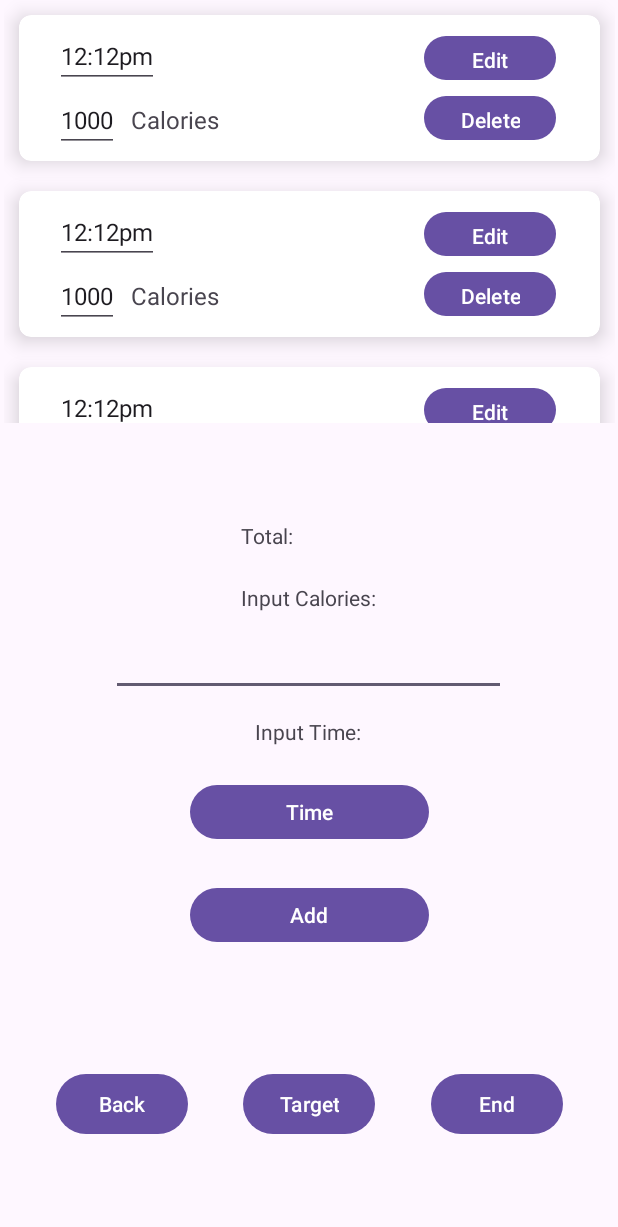
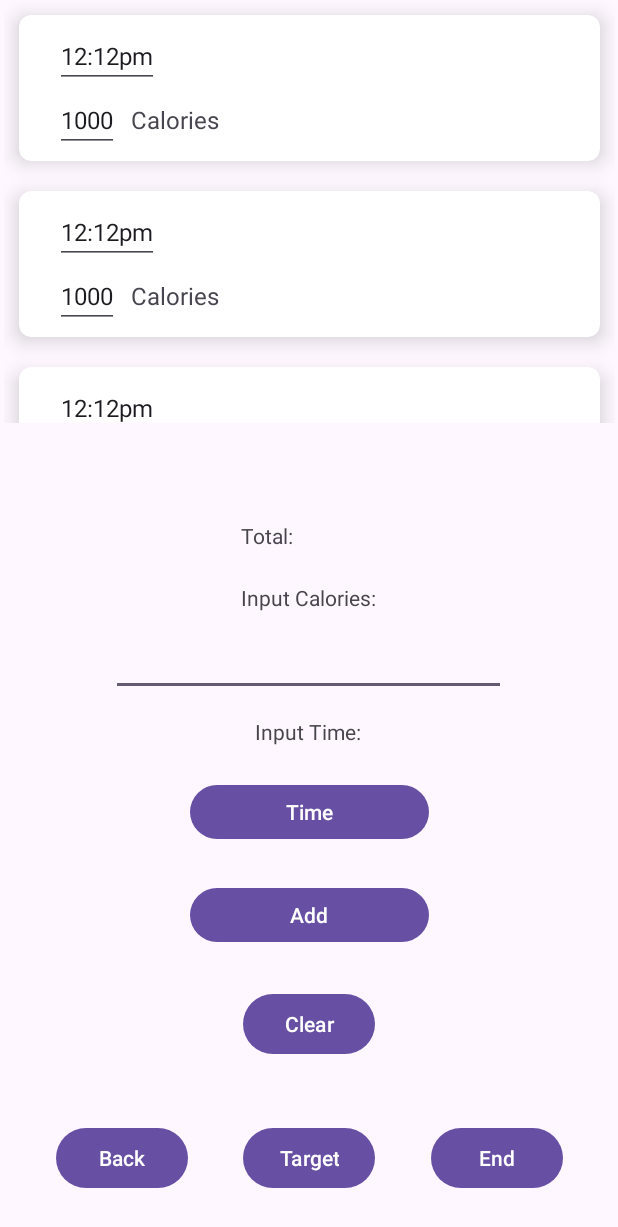
Before and after one commit to ElijahManalili/BOK-Up, an Android app: the layout activity_track.xml on its own in the app's theme, with its tools: preview values and no code run, on a phone screen of 412 x 824 dp. Shown: the top 1227 px of the screen. Run offline under Robolectric (Android 15) with nearby library versions, the phone set to English and light mode, and no system bars.

Commit message:
BOK ME DADDY PLS

```diff
--- a/app/src/main/res/layout/activity_track.xml
+++ b/app/src/main/res/layout/activity_track.xml
@@ -11,7 +11,7 @@
         android:id="@+id/targetBtn"
         android:layout_width="wrap_content"
         android:layout_height="wrap_content"
-        android:layout_marginBottom="64dp"
+        android:layout_marginBottom="28dp"
         android:text="Target"
         app:layout_constraintBottom_toBottomOf="parent"
         app:layout_constraintEnd_toStartOf="@+id/endBtn"
@@ -19,10 +19,21 @@
         app:layout_constraintStart_toEndOf="@+id/backBtn" />
 
     <Button
+        android:id="@+id/backBtn"
+        android:layout_width="wrap_content"
+        android:layout_height="wrap_content"
+        android:layout_marginBottom="28dp"
+        android:text="Back"
+        app:layout_constraintBottom_toBottomOf="parent"
+        app:layout_constraintEnd_toStartOf="@+id/targetBtn"
+        app:layout_constraintHorizontal_bias="0.5"
+        app:layout_constraintStart_toStartOf="parent" />
+
+    <Button
         android:id="@+id/endBtn"
         android:layout_width="wrap_content"
         android:layout_height="wrap_content"
-        android:layout_marginBottom="64dp"
+        android:layout_marginBottom="28dp"
         android:text="End"
         app:layout_constraintBottom_toBottomOf="parent"
         app:layout_constraintEnd_toEndOf="parent"
@@ -30,15 +41,17 @@
         app:layout_constraintStart_toEndOf="@+id/targetBtn" />
 
     <Button
-        android:id="@+id/backBtn"
+        android:id="@+id/clearBtn"
         android:layout_width="wrap_content"
         android:layout_height="wrap_content"
-        android:layout_marginBottom="64dp"
-        android:text="Back"
-        app:layout_constraintBottom_toBottomOf="parent"
-        app:layout_constraintEnd_toStartOf="@+id/targetBtn"
+        android:layout_marginTop="15dp"
+        android:layout_marginBottom="30dp"
+        android:text="Clear"
+        app:layout_constraintBottom_toTopOf="@+id/targetBtn"
+        app:layout_constraintEnd_toEndOf="parent"
         app:layout_constraintHorizontal_bias="0.5"
-        app:layout_constraintStart_toStartOf="parent" />
+        app:layout_constraintStart_toStartOf="parent"
+        app:layout_constraintTop_toBottomOf="@+id/addBtn" />
 
     <Button
         android:id="@+id/addBtn"
--- a/app/src/main/res/layout/track_layout.xml
+++ b/app/src/main/res/layout/track_layout.xml
@@ -73,21 +73,6 @@
 
     </LinearLayout>
 
-    <Button
-        android:id="@+id/editBtn"
-        android:layout_width="wrap_content"
-        android:layout_height="37dp"
-        android:layout_marginStart="270dp"
-        android:layout_marginTop="10dp"
-        android:text="Edit" />
-
-    <Button
-        android:id="@+id/delBtn"
-        android:layout_width="wrap_content"
-        android:layout_height="37dp"
-        android:layout_marginStart="270dp"
-        android:layout_marginTop="50dp"
-        android:text="Delete" />
 
 
 </androidx.cardview.widget.CardView>
```
Also changed, not shown: app/src/main/java/com/example/bokup/AdapterClass.kt (+10 -11 lines), app/src/main/java/com/example/bokup/Track.kt (+47 -6 lines).
